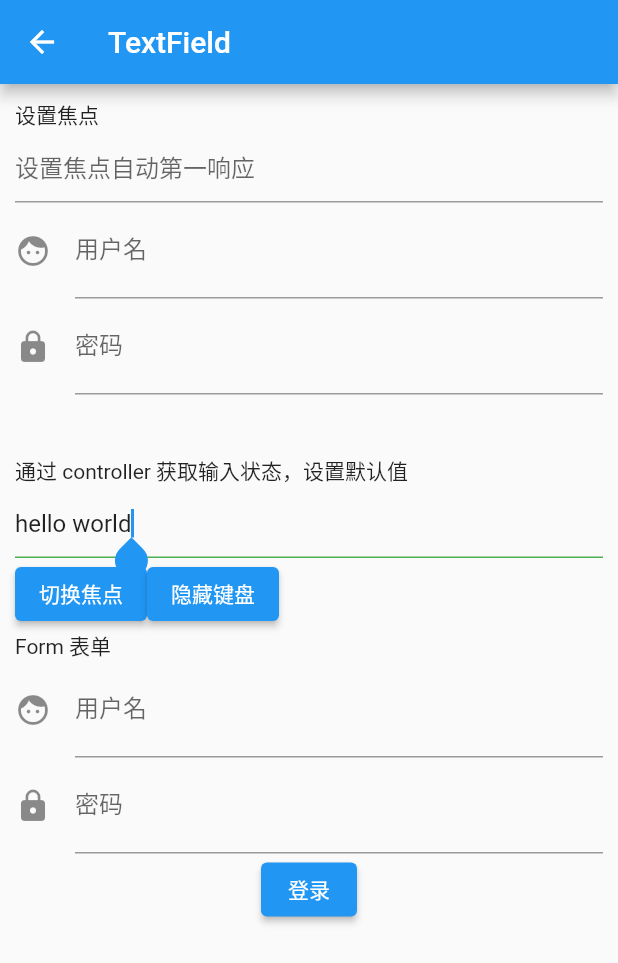
After one commit to xxxIxxxx/flutter_ddup, a Flutter app: the TextFieldPage screen opened by its route, after a tap on "切换焦点", on a phone screen of 412 x 824 dp. The commit adds this screen. Shown: the top 963 px of the screen. Run offline on Flutter 3.47's test engine with Material 2 defaults, Android fonts, the phone set to English and light mode, and no system bars; our stand-ins replace fluro.

Commit message:
TextField Form 组件

```diff
--- a/lib/app/home_page.dart
+++ b/lib/app/home_page.dart
@@ -69,6 +69,13 @@ class _MyHomePageState extends State<MyHomePage> {
             },
             child: const Text("单选开关复选开关"),
           ),
+          TextButton(
+            onPressed: () {
+              Application.router.navigateTo(context, Routes.textField,
+                  transition: TransitionType.native);
+            },
+            child: const Text("输入框及表单"),
+          ),
         ],
       ),
     );
--- /dev/null
+++ b/lib/class/输入框及表单/text_field_page.dart
@@ -0,0 +1,173 @@
+// ignore_for_file: avoid_print
+
+import 'package:flutter/material.dart';
+
+class TextFieldPage extends StatefulWidget {
+  const TextFieldPage({Key? key}) : super(key: key);
+
+  @override
+  _TextFieldPageState createState() => _TextFieldPageState();
+}
+
+class _TextFieldPageState extends State<TextFieldPage> {
+  nameChanged(String name) {
+    print(name);
+  }
+
+  pwdChanged(String pwd) {
+    print(pwd);
+  }
+
+  //* 通过 controller 来控制输入框的值
+  final TextEditingController _te1Controller = TextEditingController();
+
+  final FocusNode _focusNode1 = FocusNode();
+  final FocusNode _focusNode2 = FocusNode();
+  // ignore: unused_field
+  FocusScopeNode? _focusScopeNode; //下面代码注释了
+
+  final GlobalKey _formKey = GlobalKey<FormState>();
+
+  @override
+  void initState() {
+    super.initState();
+    //* 初始化时设置输入框的值
+    _te1Controller.text = 'hello world';
+
+    //* 监听输入框的值
+    _te1Controller.addListener(() {
+      print(_te1Controller.text);
+    });
+
+    //* 监听焦点
+    _focusNode1.addListener(() {
+      print('_focusNode1: ${_focusNode1.hasFocus}');
+    });
+  }
+
+  @override
+  Widget build(BuildContext context) {
+    return Scaffold(
+      appBar: AppBar(
+        title: const Text('TextField'),
+      ),
+      body: ListView(
+        padding: const EdgeInsets.all(10),
+        children: <Widget>[
+          const Text("设置焦点"),
+          TextField(
+            autofocus: true,
+            focusNode: _focusNode1,
+            decoration: const InputDecoration(
+              hintText: '设置焦点自动第一响应',
+            ),
+          ),
+          TextField(
+            cursorColor: Colors.red,
+            onChanged: nameChanged,
+            decoration: const InputDecoration(
+              labelText: '用户名',
+              hintText: '输入用户名',
+              icon: Icon(Icons.face),
+            ),
+          ),
+          TextField(
+            onChanged: pwdChanged,
+            decoration: const InputDecoration(
+              labelText: '密码',
+              hintText: '输入密码',
+              icon: Icon(Icons.lock),
+            ),
+            obscureText: true,
+          ),
+          const Padding(padding: EdgeInsets.all(20)),
+          const Text("通过 controller 获取输入状态，设置默认值"),
+          TextField(
+            controller: _te1Controller,
+            focusNode: _focusNode2,
+            keyboardType: TextInputType.number,
+            decoration: const InputDecoration(
+              hintText: '普通样式',
+              //* 非焦点状态下颜色
+              enabledBorder: UnderlineInputBorder(
+                borderSide: BorderSide(color: Colors.red),
+              ),
+              //* 焦点状态下颜色
+              focusedBorder: UnderlineInputBorder(
+                borderSide: BorderSide(color: Colors.green),
+              ),
+            ),
+          ),
+          Row(
+            children: [
+              ElevatedButton(
+                child: const Text('切换焦点'),
+                onPressed: () {
+                  // _focusScopeNode ??= FocusScope.of(context);
+                  // if (_focusNode1.hasFocus) {
+                  //   _focusScopeNode!.requestFocus(_focusNode2);
+                  // } else {
+                  //   _focusScopeNode!.requestFocus(_focusNode1);
+                  // }
+                  //两种方法都行
+                  if (_focusNode1.hasFocus) {
+                    _focusNode2.requestFocus();
+                  } else {
+                    _focusNode1.requestFocus();
+                  }
+                },
+              ),
+              ElevatedButton(
+                child: const Text('隐藏键盘'),
+                onPressed: () {
+                  // _focusScopeNode ??= FocusScope.of(context);
+                  // _focusScopeNode!.unfocus();
+                  //两种方法都行
+                  FocusScope.of(context).unfocus();
+                },
+              )
+            ],
+          ),
+          const Text("Form 表单"),
+          Form(
+              key: _formKey, //设置 globalKey，用于获取 FormState
+              autovalidateMode: AutovalidateMode.onUserInteraction,
+              child: Column(
+                children: [
+                  TextFormField(
+                    decoration: const InputDecoration(
+                      labelText: '用户名',
+                      hintText: '输入用户名',
+                      icon: Icon(Icons.face),
+                    ),
+                    validator: (s) {
+                      return s?.isEmpty ?? true ? '用户名不能为空' : null;
+                    },
+                  ),
+                  TextFormField(
+                    decoration: const InputDecoration(
+                      labelText: '密码',
+                      hintText: '输入密码',
+                      icon: Icon(Icons.lock),
+                    ),
+                    obscureText: true,
+                    validator: (s) {
+                      return s?.isEmpty ?? true ? '密码不能为空' : null;
+                    },
+                  ),
+                  ElevatedButton(
+                    child: const Text('登录'),
+                    onPressed: () {
+                      if ((_formKey.currentState as FormState).validate()) {
+                        // 如果输入都检验通过，则进行登录操作
+                        print('登录成功');
+                      }
+                    },
+                  ),
+                ],
+              ))
+        ],
+      ),
+    );
+  }
+}
--- a/lib/route/routes.dart
+++ b/lib/route/routes.dart
@@ -13,6 +13,7 @@ class Routes {
   static String button = "/button";
   static String image = "/image";
   static String switchs = "/switchs";
+  static String textField = "/textField";
 
   static void configureRoutes(FluroRouter router) {
     router.notFoundHandler = Handler(
@@ -27,5 +28,6 @@ class Routes {
     router.define(button, handler: buttonHandler);
     router.define(image, handler: imageHandler);
     router.define(switchs, handler: switchHandler);
+    router.define(textField, handler: textFieldHandeler);
   }
 }
```
